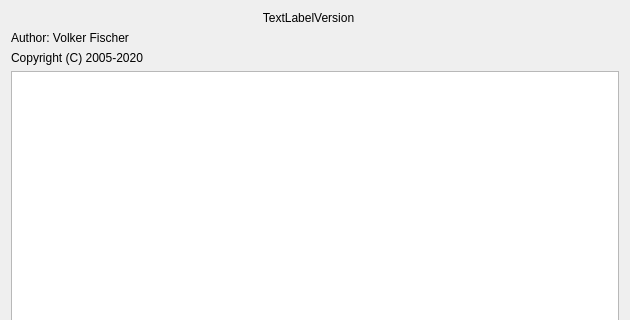
First picture: the form in src/aboutdlgbase.ui, repository jamulussoftware/jamulus, before the edit; both pictures show x 0 to 630 and y 0 to 320 of the 630 by 465 pixel window.
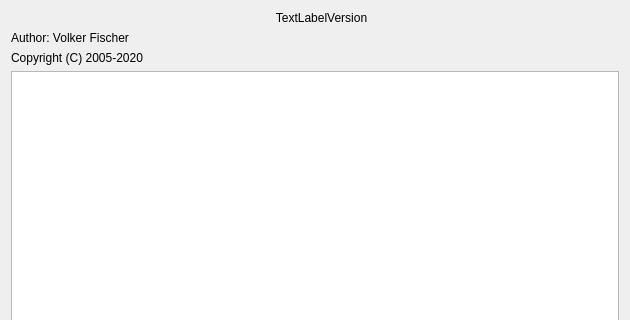
Second picture: the form after the edit. Icons and pictures are not drawn.

Commit message: remove the logopicture from the About dialog

The edit to the form file:
```diff
--- a/src/aboutdlgbase.ui
+++ b/src/aboutdlgbase.ui
@@ -164,36 +164,6 @@
        </item>
       </layout>
      </item>
-     <item>
-      <layout class="QVBoxLayout">
-       <item>
-        <widget class="QLabel" name="pxlGigPicture">
-         <property name="text">
-          <string/>
-         </property>
-         <property name="pixmap">
-          <pixmap resource="resources.qrc">:/png/main/res/logopicture.png</pixmap>
-         </property>
-        </widget>
-       </item>
-       <item>
-        <spacer>
-         <property name="orientation">
-          <enum>Qt::Vertical</enum>
-         </property>
-         <property name="sizeType">
-          <enum>QSizePolicy::Minimum</enum>
-         </property>
-         <property name="sizeHint" stdset="0">
-          <size>
-           <width>20</width>
-           <height>1</height>
-          </size>
-         </property>
-        </spacer>
-       </item>
-      </layout>
-     </item>
     </layout>
    </item>
    <item>
```
The commit also changes 4 other files.
